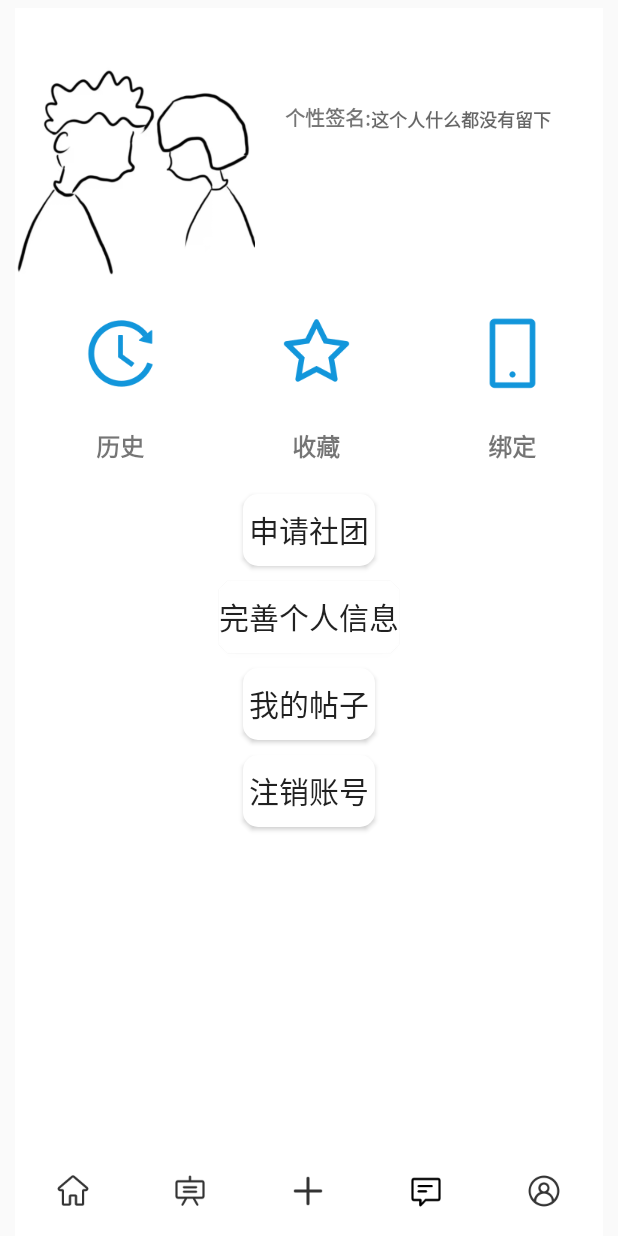
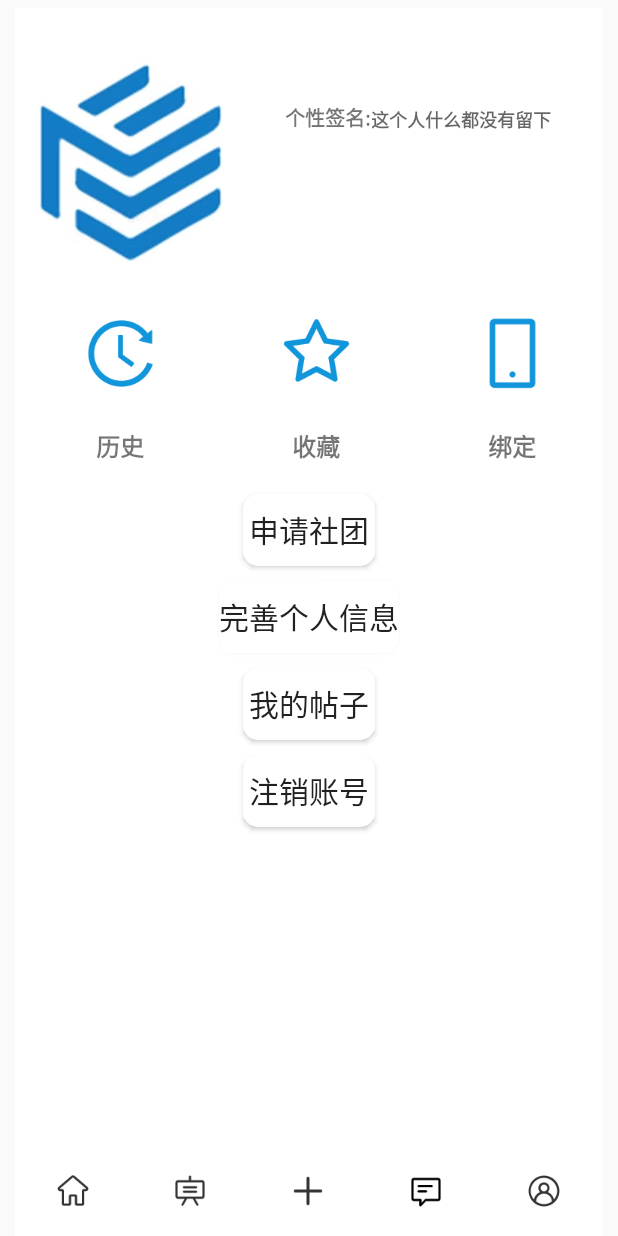
Before and after one commit to ReverseSuzhou/LuuMing, an Android app: the PersonalActivity screen opened directly, with no data from a screen before it, on a phone screen of 412 x 824 dp. Run offline under Robolectric (Android 15) with nearby library versions, the phone set to English and light mode, and no system bars; 1 statement that could not run was skipped.

Commit message:
APP图标设置，名字设置

```diff
--- a/app/src/main/res/layout/personal_page.xml
+++ b/app/src/main/res/layout/personal_page.xml
@@ -26,7 +26,7 @@
             android:layout_marginTop="20dp"
             android:background="@drawable/background_button"
             android:scaleType="fitCenter"
-            android:src="@drawable/default_userpicture" />
+            android:src="@drawable/lu" />
 
         <LinearLayout
             android:layout_width="match_parent"
--- a/app/src/main/res/values/strings.xml
+++ b/app/src/main/res/values/strings.xml
@@ -1,5 +1,5 @@
 <resources>
-    <string name="app_name">问渠</string>
+    <string name="app_name">鹿鸣</string>
     <string name="hot">热点</string>
     <string name="rec">推荐</string>
 </resources>
```
Also changed, not shown: app/src/main/ic_launcher-playstore.png, app/src/main/res/drawable/lu.png (added), app/src/main/res/mipmap-hdpi/ic_launcher_foreground.png, app/src/main/res/mipmap-mdpi/ic_launcher_foreground.png, app/src/main/res/mipmap-xhdpi/ic_launcher_foreground.png, app/src/main/res/mipmap-xxhdpi/ic_launcher_foreground.png, app/src/main/res/mipmap-xxxhdpi/ic_launcher_foreground.png.
